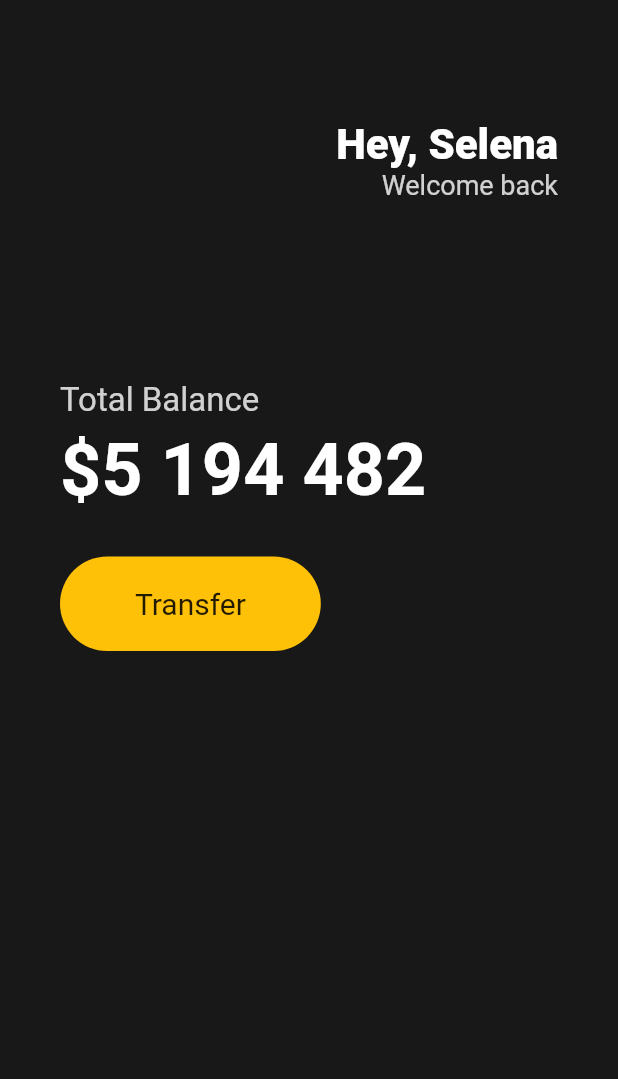
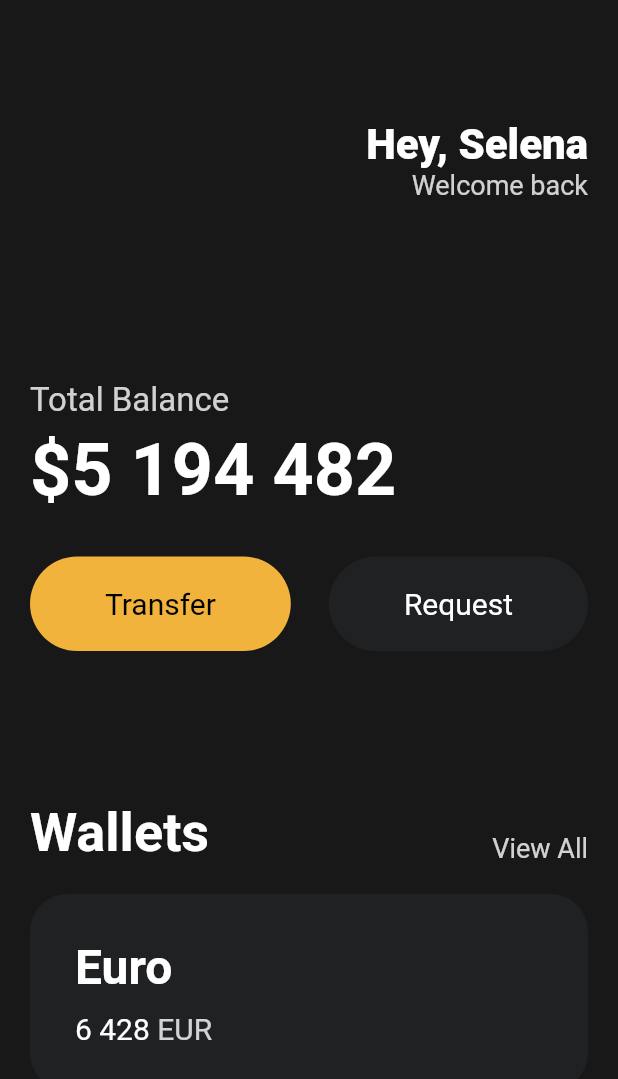
Before and after one commit to onethejay/toonflix, a Flutter app: the screen it shows after launch, on a phone screen of 412 x 824 dp. Shown: the top 1079 px of the screen. Run offline on Flutter 3.47's test engine with Material 2 defaults, Android fonts, the phone set to English and light mode, and no system bars.

Commit message:
Cards 추가해보기

```diff
--- a/lib/main.dart
+++ b/lib/main.dart
@@ -1,4 +1,5 @@
 import 'package:flutter/material.dart';
+import 'package:toonflix/widgets/Button.dart';
 
 void main() {
   runApp(App());
@@ -14,15 +15,15 @@ class App extends StatelessWidget {
     return MaterialApp(
       //home은 항상 scaffold를 가지고 있어야 한다.
       home: Scaffold(
-          backgroundColor: Color(0xFF181818),
+          backgroundColor: const Color(0xFF181818),
           body: Padding(
-            padding: EdgeInsets.symmetric(
-              horizontal: 40,
+            padding: const EdgeInsets.symmetric(
+              horizontal: 20,
             ),
             child: Column(
               crossAxisAlignment: CrossAxisAlignment.start,
               children: [
-                SizedBox(
+                const SizedBox(
                   height: 80,
                 ),
                 Row(
@@ -31,7 +32,7 @@ class App extends StatelessWidget {
                     Column(
                       crossAxisAlignment: CrossAxisAlignment.end,
                       children: [
-                        Text(
+                        const Text(
                           "Hey, Selena",
                           style: TextStyle(
                             fontSize: 28,
@@ -50,7 +51,7 @@ class App extends StatelessWidget {
                     )
                   ],
                 ),
-                SizedBox(
+                const SizedBox(
                   height: 120,
                 ),
                 Text(
@@ -60,10 +61,10 @@ class App extends StatelessWidget {
                     color: Colors.white.withOpacity(0.8),
                   ),
                 ),
-                SizedBox(
+                const SizedBox(
                   height: 5,
                 ),
-                Text(
+                const Text(
                   "\$5 194 482",
                   style: TextStyle(
                     fontSize: 48,
@@ -71,30 +72,99 @@ class App extends StatelessWidget {
                     color: Colors.white,
                   ),
                 ),
-                SizedBox(
+                const SizedBox(
                   height: 30,
                 ),
+                const Row(
+                  mainAxisAlignment: MainAxisAlignment.spaceBetween,
+                  children: [
+                    Button(
+                      text: "Transfer",
+                      bgColor: Color(0xFFF1b33b),
+                      textColor: Colors.black,
+                    ),
+                    Button(
+                      text: "Request",
+                      bgColor: Color(0xFF1f2123),
+                      textColor: Colors.white,
+                    ),
+                  ],
+                ),
+                const SizedBox(
+                  height: 100,
+                ),
                 Row(
+                  crossAxisAlignment: CrossAxisAlignment.end,
+                  mainAxisAlignment: MainAxisAlignment.spaceBetween,
                   children: [
-                    Container(
-                      decoration: BoxDecoration(
-                        borderRadius: BorderRadius.circular(45),
-                        color: Colors.amber,
+                    const Text(
+                      "Wallets",
+                      style: TextStyle(
+                          color: Colors.white,
+                          fontSize: 36,
+                          fontWeight: FontWeight.w600),
+                    ),
+                    Text(
+                      "View All",
+                      style: TextStyle(
+                        color: Colors.white.withOpacity(0.8),
+                        fontSize: 18,
                       ),
-                      child: Padding(
-                        padding: EdgeInsets.symmetric(
-                          vertical: 20,
-                          horizontal: 50,
+                    ),
+                  ],
+                ),
+                const SizedBox(
+                  height: 20,
+                ),
+                Container(
+                  decoration: BoxDecoration(
+                    color: const Color(0xFF1f2123),
+                    borderRadius: BorderRadius.circular(25),
+                  ),
+                  child: Padding(
+                    padding: EdgeInsets.all(30),
+                    child: Row(
+                      children: [
+                        Column(
+                          crossAxisAlignment: CrossAxisAlignment.start,
+                          children: [
+                            Text(
+                              "Euro",
+                              style: TextStyle(
+                                fontSize: 32,
+                                color: Colors.white,
+                                fontWeight: FontWeight.w600,
+                              ),
+                            ),
+                            SizedBox(
+                              height: 10,
+                            ),
+                            Row(
+                              children: [
+                                Text(
+                                  "6 428",
+                                  style: TextStyle(
+                                    color: Colors.white,
+                                    fontSize: 20,
+                                  ),
+                                ),
+                                SizedBox(
+                                  width: 5,
+                                ),
+                                Text(
+                                  "EUR",
+                                  style: TextStyle(
+                                    color: Colors.white.withOpacity(0.8),
+                                    fontSize: 20,
+                                  ),
+                                ),
+                              ],
+                            ),
+                          ],
                         ),
-                        child: Text(
-                          "Transfer",
-                          style: TextStyle(
-                            fontSize: 20,
-                          ),
-                        ),
-                      ),
-                    )
-                  ],
+                      ],
+                    ),
+                  ),
                 )
               ],
             ),
--- /dev/null
+++ b/lib/widgets/Button.dart
@@ -0,0 +1,34 @@
+import 'package:flutter/material.dart';
+
+class Button extends StatelessWidget {
+
+  final String text;
+  final Color bgColor;
+  final Color textColor;
+
+  const Button({super.key, required this.text, required this.bgColor, required this.textColor});
+
+
+  @override
+  Widget build(BuildContext context) {
+    return Container(
+      decoration: BoxDecoration(
+        borderRadius: BorderRadius.circular(45),
+        color: bgColor,
+      ),
+      child: Padding(
+        padding: const EdgeInsets.symmetric(
+          vertical: 20,
+          horizontal: 50,
+        ),
+        child: Text(
+          text,
+          style: TextStyle(
+            color: textColor,
+            fontSize: 20,
+          ),
+        ),
+      ),
+    );
+  }
+}
```
